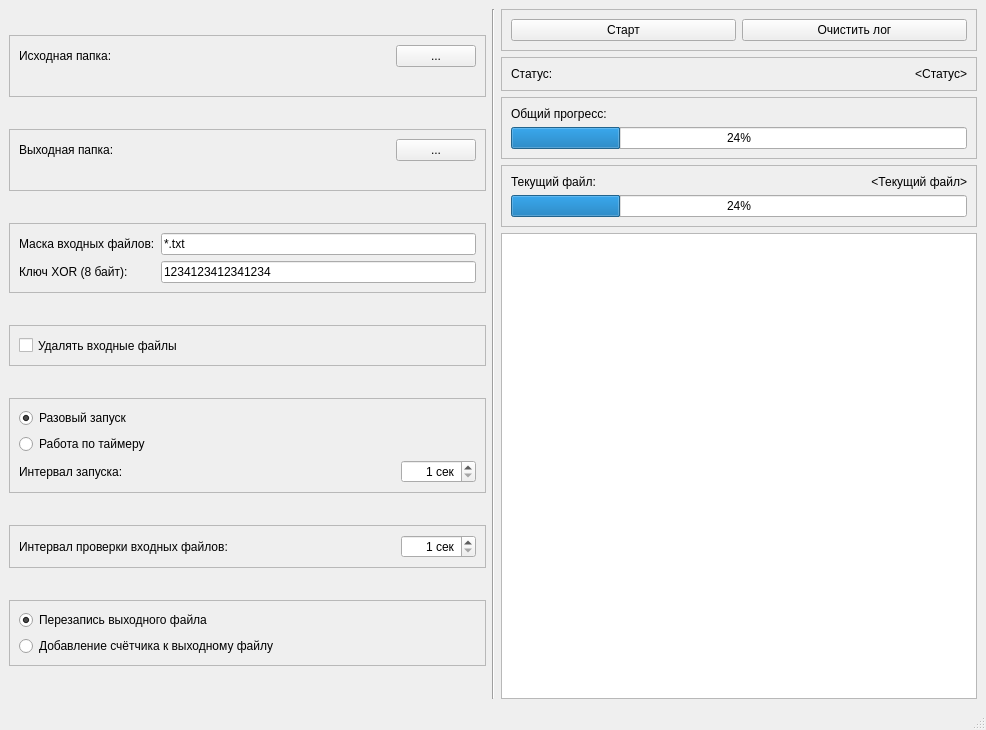
Old version of the form mainwindow.ui in the repository L0nelySakura/BinaryOperations.
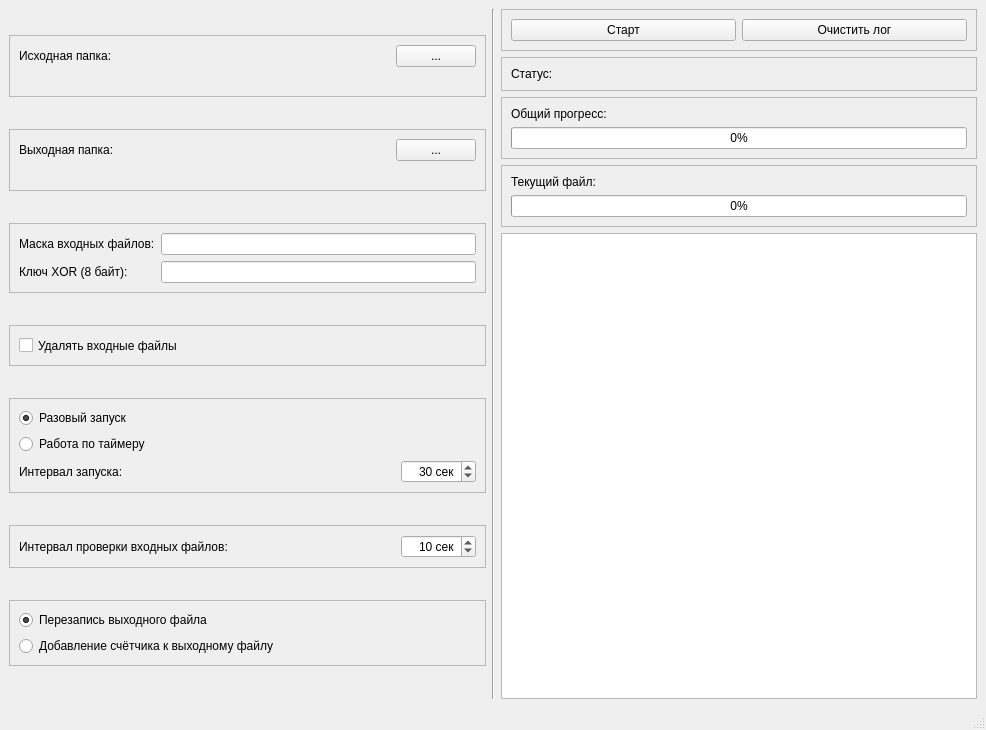
New version of the form.

Patch:
```diff
--- a/mainwindow.ui
+++ b/mainwindow.ui
@@ -149,7 +149,7 @@
          <item row="0" column="1">
           <widget class="QLineEdit" name="inputMaskEdit">
            <property name="text">
-            <string>*.txt</string>
+            <string/>
            </property>
           </widget>
          </item>
@@ -170,7 +170,7 @@
          <item row="1" column="1">
           <widget class="QLineEdit" name="inputKeyEdit">
            <property name="text">
-            <string>1234123412341234</string>
+            <string/>
            </property>
           </widget>
          </item>
@@ -275,6 +275,9 @@
            <property name="maximum">
             <number>3600</number>
            </property>
+           <property name="value">
+            <number>30</number>
+           </property>
           </widget>
          </item>
          <item row="2" column="0">
@@ -328,6 +331,9 @@
            <property name="maximum">
             <number>3600</number>
            </property>
+           <property name="value">
+            <number>10</number>
+           </property>
           </widget>
          </item>
          <item row="0" column="0">
@@ -431,7 +437,7 @@
          <item>
           <widget class="QLabel" name="statusStatusLabel">
            <property name="text">
-            <string>&lt;Статус&gt;</string>
+            <string/>
            </property>
            <property name="alignment">
             <set>Qt::AlignmentFlag::AlignRight|Qt::AlignmentFlag::AlignTrailing|Qt::AlignmentFlag::AlignVCenter</set>
@@ -460,7 +466,7 @@
          <item>
           <widget class="QProgressBar" name="overallProgressBar">
            <property name="value">
-            <number>24</number>
+            <number>0</number>
            </property>
           </widget>
          </item>
@@ -486,7 +492,7 @@
          <item row="0" column="1">
           <widget class="QLabel" name="currentFileStatusLabel">
            <property name="text">
-            <string>&lt;Текущий файл&gt;</string>
+            <string/>
            </property>
            <property name="alignment">
             <set>Qt::AlignmentFlag::AlignRight|Qt::AlignmentFlag::AlignTrailing|Qt::AlignmentFlag::AlignVCenter</set>
@@ -496,7 +502,7 @@
          <item row="1" column="0" colspan="2">
           <widget class="QProgressBar" name="currentFileProgressBar">
            <property name="value">
-            <number>24</number>
+            <number>0</number>
            </property>
           </widget>
          </item>
```
Left out of the diff: 10 changed lines with no effect on the pictures.
